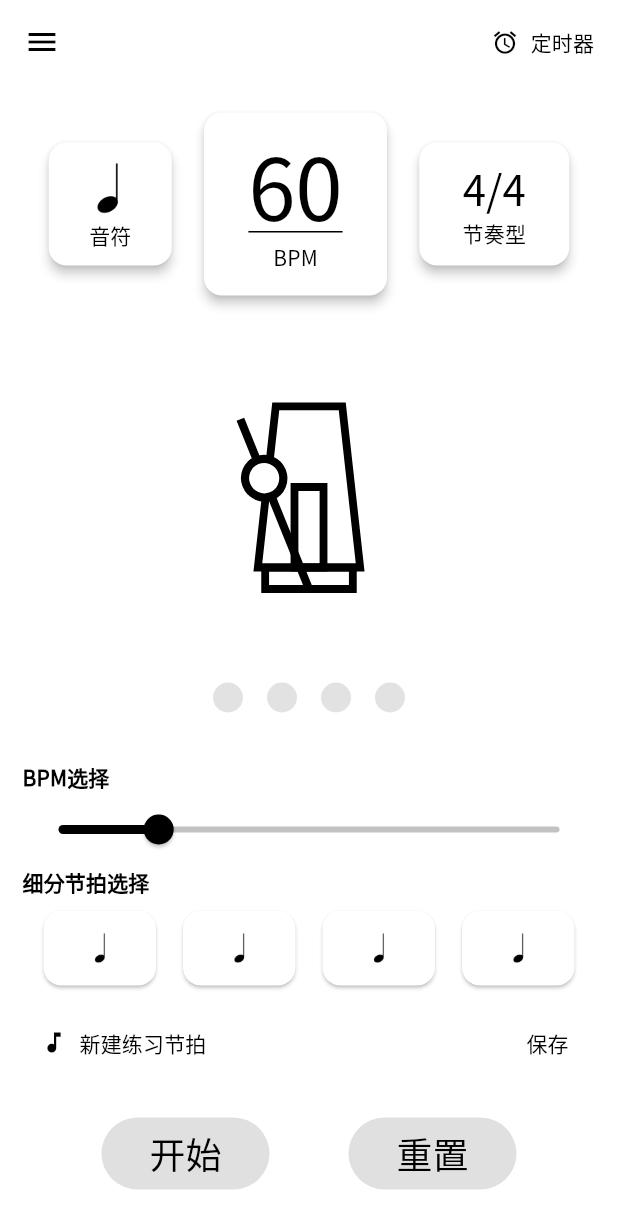
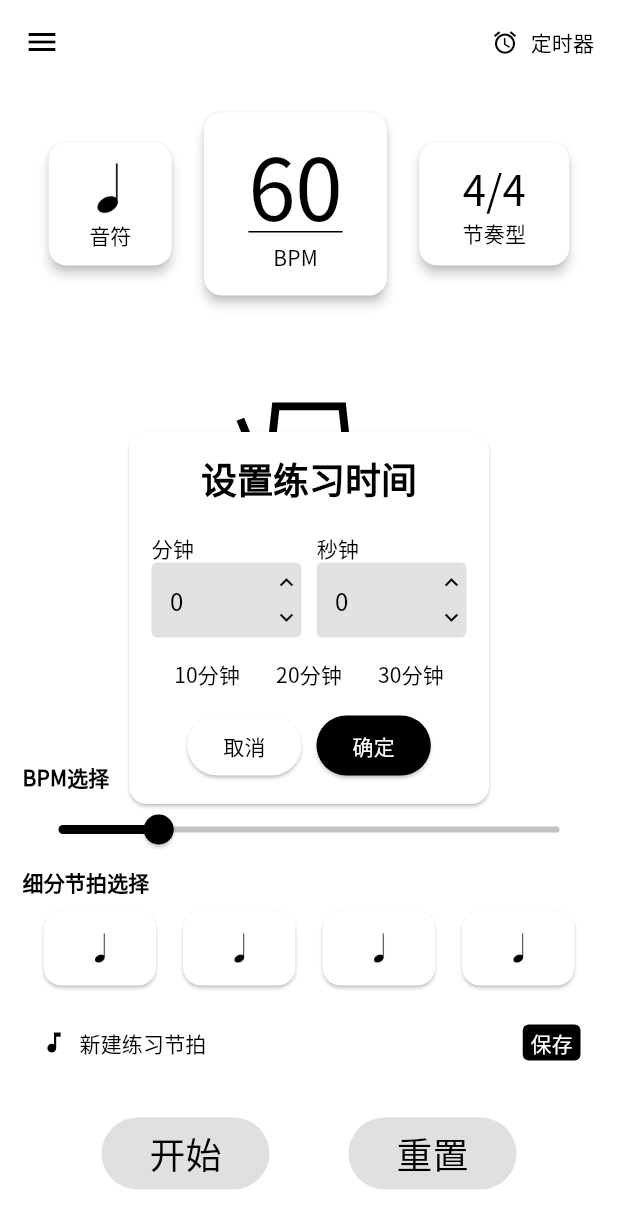
Before and after one commit to drummerHongLin/metronome, a Flutter app: the screen it shows after launch, after a tap on "同意", after a tap on "定时器", on a phone screen of 412 x 824 dp. Shown: the top 1229 px of the screen. Run offline on Flutter 3.47's test engine with Material 3 defaults, Android fonts, the phone set to English and light mode, and no system bars; drawn by our look-alikes of syncfusion_flutter_sliders; our stand-ins replace dio, freezed_annotation, go_router, google_fonts, image_picker, just_audio and 4 more; missing offline and left inert: gpt_markdown, wheel_picker; accounts and stored records are empty.

Commit message:
中間態 - 待完成 08.06

```diff
--- a/lib/theme/theme.dart
+++ b/lib/theme/theme.dart
@@ -18,7 +18,8 @@ class MaterialTheme {
       surface: Colors.white,
       onSurface: Colors.black,
       shadow: Colors.black,
-      surfaceDim: Color.fromARGB(255, 226, 226, 226)
+      surfaceDim: Color.fromARGB(255, 226, 226, 226),
+      outline: Color.fromARGB(255, 40, 40, 40)
     );
   }
 
@@ -39,7 +40,8 @@ class MaterialTheme {
       surface: Colors.black,
       onSurface: Colors.white,
       shadow: Colors.white,
-      surfaceDim: Color.fromARGB(255, 40, 40, 40)
+      surfaceDim: Color.fromARGB(255, 40, 40, 40),
+      outline: Color.fromARGB(255, 226, 226, 226)
     );
   }
 
--- a/lib/ui/main_screen.dart
+++ b/lib/ui/main_screen.dart
@@ -10,6 +10,9 @@ import 'package:flutter_metronome/ui/metronome/metronome_sector.dart';
 import 'package:flutter_metronome/ui/modifier/modifier_sector.dart';
 import 'package:flutter_metronome/ui/overlay/custom_overlay.dart';
 import 'package:flutter_metronome/ui/selector/selector_sector.dart';
+import 'package:flutter_metronome/ui/timer/timer_component.dart';
+import 'package:flutter_metronome/ui/timer/timer_setter.dart';
+import 'package:flutter_metronome/ui/utils/popuprouter_wrapper.dart';
 
 class MainScreen extends StatefulWidget {
   final MainScreenViewModel viewModel;
@@ -39,13 +42,14 @@ class _MainScreenState extends State<MainScreen> with TickerProviderStateMixin {
     lottieController.duration = Duration(
       milliseconds: widget.viewModel.duration * 2,
     );
+    widget.viewModel.runningState.addListener(timingOut);
   }
 
   @override
   void dispose() {
     beatController.dispose();
     lottieController.dispose();
-    widget.viewModel.dispose();
+    widget.viewModel.runningState.removeListener(timingOut);
     super.dispose();
   }
 
@@ -123,6 +127,22 @@ class _MainScreenState extends State<MainScreen> with TickerProviderStateMixin {
     await afterChange();
   }
 
+  showTimerSetter() async {
+    beforeChange();
+    final rst = await Navigator.push(
+      context,
+      PopUpRouteWrapper<(int, int)>(child: TimerSetter()),
+    );
+    if (rst != null) {
+      widget.viewModel.setTRemind(rst.$1, rst.$2);
+    }
+    await afterChange();
+  }
+
+  timingOut(){
+    if(widget.viewModel.runningState.value == 0) pause();
+  }
+
   Future<void> afterChange() async {
     if (!widget.viewModel.isChange && widget.viewModel.isPlaying) {
       play();
@@ -178,26 +198,11 @@ class _MainScreenState extends State<MainScreen> with TickerProviderStateMixin {
           },
         ),
         actions: [
-          ValueListenableBuilder(
-            valueListenable: widget.viewModel.runningState,
-            builder: (ctx, v, child) {
-              if (v == 0) return child!;
-              return ValueListenableBuilder(
-                valueListenable: widget.viewModel.tRemind,
-                builder: (ctx, t, c) {
-                  return TextButton.icon(
-                    onPressed: () {},
-                    label: Text("${t ~/ 60} : ${t % 60}"),
-                    icon: Icon(Icons.close),
-                  );
-                },
-              );
-            },
-            child: TextButton.icon(
-              onPressed: () {},
-              label: Text("定时器"),
-              icon: Icon(Icons.alarm),
-            ),
+          TimerComponent(
+            runningState: widget.viewModel.runningState,
+            tRemind: widget.viewModel.tRemind,
+            onSetTimer: showTimerSetter,
+            onCloseTimer: widget.viewModel.endTimer,
           ),
         ],
       ),
@@ -247,7 +252,27 @@ class _MainScreenState extends State<MainScreen> with TickerProviderStateMixin {
                       icon: Icon(Icons.music_note),
                     ),
                     Spacer(),
-                    TextButton(onPressed: () {}, child: Text("保存")),
+                    InkWell(
+                      child: Container(
+                        decoration: BoxDecoration(
+                          color: Theme.of(context).colorScheme.primary,
+                          borderRadius: BorderRadius.circular(4),
+                        ),
+                        child: Padding(
+                          padding: EdgeInsetsGeometry.symmetric(
+                            horizontal: 5,
+                            vertical: 2,
+                          ),
+                          child: Text(
+                            "保存",
+                            style: TextStyle(
+                              color: Theme.of(context).colorScheme.onPrimary,
+                            ),
+                          ),
+                        ),
+                      ),
+                    ),
+                    SizedBox(width: 10),
                   ],
                 ),
                 ButtoneSector(
--- a/lib/ui/overlay/custom_overlay.dart
+++ b/lib/ui/overlay/custom_overlay.dart
@@ -98,4 +98,7 @@ abstract class CustomOverlay {
       child: CustomInput(bpm: bpm, left: offset.dx - 35, top: offset.dy - 5),
     );
   }
+
+
+
 }
--- /dev/null
+++ b/lib/ui/timer/timer_component.dart
@@ -0,0 +1,40 @@
+import 'package:flutter/material.dart';
+
+class TimerComponent extends StatelessWidget {
+
+  final ValueNotifier<int> runningState;
+  final ValueNotifier<int> tRemind;
+  final VoidCallback onSetTimer;
+  final VoidCallback onCloseTimer;
+
+  const TimerComponent({super.key, required this.runningState, required this.tRemind, required this.onSetTimer, required this.onCloseTimer});
+
+
+  @override
+  Widget build(BuildContext context) {
+    return           ValueListenableBuilder(
+            valueListenable: runningState,
+            builder: (ctx, v, child) {
+              if (v == 0) return child!;
+              return ValueListenableBuilder(
+                valueListenable: tRemind,
+                builder: (ctx, t, c) {
+                  return TextButton.icon(
+                    onPressed: onCloseTimer,
+                    label: Text("${ (t ~/ 60).toString().padLeft(2,'0') } : ${(t % 60).toString().padLeft(2,'0')}"),
+                    icon: Icon(Icons.close),
+                  );
+                },
+              );
+            },
+            child: TextButton.icon(
+              onPressed: onSetTimer,
+              label: Text("定时器"),
+              icon: Icon(Icons.alarm),
+            ),
+          );
+  }
+
+
+
+}
--- /dev/null
+++ b/lib/ui/timer/timer_setter.dart
@@ -0,0 +1,258 @@
+import 'package:flutter/material.dart';
+import 'package:flutter/services.dart';
+import 'package:flutter_metronome/ui/utils/arrow_button.dart';
+
+class TimerSetter extends StatefulWidget {
+  const TimerSetter({super.key});
+
+  @override
+  State<TimerSetter> createState() => _TimerSetterState();
+}
+
+class _TimerSetterState extends State<TimerSetter> {
+  int m = 0;
+  int s = 0;
+  late TextEditingController _controllerLeft;
+  late FocusNode _focusNodeLeft;
+  late TextEditingController _controllerRight;
+  late FocusNode _focusNodeRight;
+
+  @override
+  void initState() {
+    super.initState();
+    _controllerLeft = TextEditingController(text: m.toString());
+    _focusNodeLeft = FocusNode();
+    _controllerRight = TextEditingController(text: m.toString());
+    _focusNodeRight = FocusNode();
+    _focusNodeLeft.addListener(_handleFocusChange);
+    _focusNodeRight.addListener(_handleFocusChange);
+  }
+
+  @override
+  void dispose() {
+    _controllerLeft.dispose();
+    _controllerRight.dispose();
+    _focusNodeLeft.dispose();
+    _focusNodeRight.dispose();
+    _focusNodeLeft.removeListener(_handleFocusChange);
+    _focusNodeRight.removeListener(_handleFocusChange);
+    super.dispose();
+  }
+
+  void _handleFocusChange() {
+    setState(() {});
+  }
+
+  void _fastSetTime(int u, int v) {
+    setState(() {
+      _controllerLeft.text = u.toString();
+      _controllerRight.text = v.toString();
+    });
+  }
+
+  void onIncrease(bool minute) {
+    late TextEditingController _c;
+    if (minute) {
+      _c = _controllerLeft;
+    } else {
+      _c = _controllerRight;
+    }
+
+    int v = int.parse(_c.text);
+    if (v < 59) {
+      setState(() {
+        v++;
+        _c.text = v.toString();
+      });
+    }
+  }
+
+  void onDecrease(bool minute) {
+    late TextEditingController _c;
+    if (minute) {
+      _c = _controllerLeft;
+    } else {
+      _c = _controllerRight;
+    }
+    int v = int.parse(_c.text);
+    if (v > 0) {
+      setState(() {
+        v--;
+        _c.text = v.toString();
+      });
+    }
+  }
+
+  @override
+  Widget build(BuildContext context) {
+    return Center(
+      child: Card(
+        child: Padding(
+          padding: const EdgeInsets.all(15.0),
+          child: Column(
+            mainAxisSize: MainAxisSize.min,
+            children: [
+              Text(
+                "设置练习时间",
+                style: Theme.of(context).textTheme.headlineSmall!.copyWith(
+                  fontWeight: FontWeight.bold,
+                ),
+              ),
+              SizedBox(height: 20),
+              Row(
+                mainAxisSize: MainAxisSize.min,
+                spacing: 10,
+                children: [
+                  _TimerInput(
+                    controller: _controllerLeft,
+                    focusNode: _focusNodeLeft,
+                    onIncrease: () => onIncrease(true),
+                    onDecrease: () => onDecrease(true),
+                    title: "分钟",
+                  ),
+                  _TimerInput(
+                    controller: _controllerRight,
+                    focusNode: _focusNodeRight,
+                    onIncrease: () => onIncrease(false),
+                    onDecrease: () => onDecrease(false),
+                    title: "秒钟",
+                  ),
+                ],
+              ),
+              Row(
+                mainAxisSize: MainAxisSize.min,
+                children: [
+                  TextButton(
+                    onPressed: () {
+                      _fastSetTime(10, 0);
+                    },
+                    child: Text("10分钟"),
+                  ),
+                  TextButton(
+                    onPressed: () {
+                      _fastSetTime(20, 0);
+                    },
+                    child: Text("20分钟"),
+                  ),
+                  TextButton(
+                    onPressed: () {
+                      _fastSetTime(30, 0);
+                    },
+                    child: Text("30分钟"),
+                  ),
+                ],
+              ),
+              Row(
+                mainAxisSize: MainAxisSize.min,
+                spacing: 10,
+                children: [
+                  ElevatedButton(
+                    onPressed: (){
+                      Navigator.pop(context,(0,0));
+                    },
+                    child: Text("取消"),
+                  ),
+                  ElevatedButton(
+                    onPressed: (){
+                      final m = int.tryParse(_controllerLeft.text) ?? 0;
+                      final s = int.tryParse(_controllerRight.text) ?? 0;
+                      Navigator.pop(context,(m,s));
+                    },
+                    style: ElevatedButton.styleFrom(
+                      backgroundColor: Theme.of(context).colorScheme.primary,
+                      overlayColor: Theme.of(context).colorScheme.onPrimary,
+                    ),
+                    child: Text(
+                      "确定",
+                      style: TextStyle(
+                        color: Theme.of(context).colorScheme.onPrimary,
+                      ),
+                    ),
+                  ),
+                ],
+              ),
+            ],
+          ),
+        ),
+      ),
+    );
+  }
+}
+
+class _TimerInput extends StatelessWidget {
+  final TextEditingController controller;
+  final FocusNode focusNode;
+  final VoidCallback onIncrease;
+  final VoidCallback onDecrease;
+  final String title;
+
+  const _TimerInput({
+    required this.controller,
+    required this.focusNode,
+    required this.onIncrease,
+    required this.onDecrease,
+    required this.title,
+  });
+
+  @override
+  Widget build(BuildContext context) {
+    return Column(
+      mainAxisSize: MainAxisSize.min,
+      crossAxisAlignment: CrossAxisAlignment.start,
+      children: [
+        Text(title),
+        Container(
+          height: 50,
+          width: 100,
+          decoration: BoxDecoration(
+            color: Theme.of(context).colorScheme.surfaceDim,
+            /*border: Border.all(
+              color: Theme.of(context).colorScheme.outline,
+              width: 1,
+            ), */
+            borderRadius: BorderRadius.circular(4),
+            boxShadow: focusNode.hasFocus
+                ? [
+                    BoxShadow(
+                      color: Theme.of(context).colorScheme.outline,
+                      blurRadius: 4,
+                      spreadRadius: 1,
+                    ),
+                  ]
+                : [],
+          ),
+          child: Row(
+            crossAxisAlignment: CrossAxisAlignment.center,
+            children: [
+              Expanded(
+                child: TextField(
+                  controller: controller,
+                  focusNode: focusNode,
+                  keyboardType: TextInputType.number,
+                  inputFormatters: [FilteringTextInputFormatter.digitsOnly],
+                  decoration: const InputDecoration(
+                    border: InputBorder.none,
+                    contentPadding: EdgeInsets.symmetric(horizontal: 12),
+                  ),
+                ),
+              ),
+              Column(
+                mainAxisAlignment: MainAxisAlignment.spaceEvenly,
+                children: [
+                  ArrowButton(
+                    icon: Icons.keyboard_arrow_up,
+                    onPressed: onIncrease,
+                  ),
+                  ArrowButton(
+                    icon: Icons.keyboard_arrow_down,
+                    onPressed: onDecrease,
+                  ),
+                ],
+              ),
+            ],
+          ),
+        ),
+      ],
+    );
+  }
+}
--- /dev/null
+++ b/lib/ui/utils/arrow_button.dart
@@ -0,0 +1,23 @@
+
+import 'package:flutter/material.dart';
+
+class ArrowButton extends StatelessWidget {
+  final IconData icon;
+  final VoidCallback onPressed;
+
+  const ArrowButton({super.key, required this.icon, required this.onPressed});
+
+  @override
+  Widget build(BuildContext context) {
+    return SizedBox(
+      height: 20,
+      width: 20,
+      child: IconButton(
+        onPressed: onPressed,
+        icon: Icon(icon, size: 18),
+        padding: EdgeInsets.zero,
+        splashRadius: 12,
+      ),
+    );
+  }
+}
```
Also changed, not shown: lib/configs/data_type.dart (+25 -14 lines), lib/repo/model/player_config.dart (added, +23 -0 lines), lib/repo/player_config_repo.dart (added, +63 -0 lines), lib/service/interface/player_config.dart (added, +8 -0 lines), lib/service/model/player_config/player_config_data.dart (added, +26 -0 lines), lib/service/sql_lite/sql_lite.dart (+85 -19 lines), lib/ui/main_screen_view_model.dart (+29 -10 lines), lib/ui/overlay/widgets/custom_input.dart (+3 -23 lines), lib/ui/utils/center_info.dart (+7 -3 lines), lib/service/model/player_config/player_config_data.freezed.dart (added), lib/service/model/player_config/player_config_data.g.dart (added), 1 other file.
